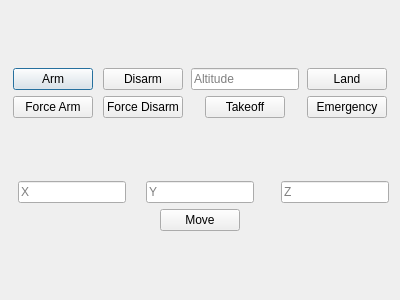
The window that gazebo mavlink /individual_designer.ui (hltdal/Gazebo-mavlink) describes before a commit, drawn with Qt 5.
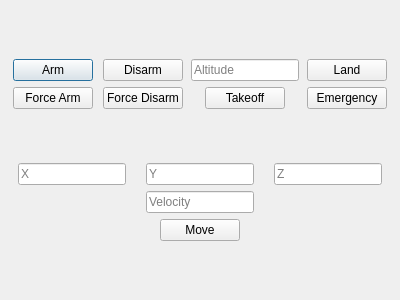
The same window after the commit.

Commit message: -swarm and individual move functions are reduced to single function -This functions are moved to functions.py

```diff
--- a/gazebo mavlink /individual_designer.ui
+++ b/gazebo mavlink /individual_designer.ui
@@ -97,6 +97,8 @@
    <item>
     <layout class="QVBoxLayout" name="verticalLayout_7">
      <item>
+      <layout class="QVBoxLayout" name="verticalLayout_3">
+       <item>
       <layout class="QHBoxLayout" name="horizontalLayout_2">
        <item alignment="Qt::AlignHCenter">
         <widget class="QLineEdit" name="individual_move_position_x_lineEdit">
@@ -112,7 +114,7 @@
          </property>
         </widget>
        </item>
-       <item alignment="Qt::AlignRight">
+         <item alignment="Qt::AlignHCenter">
         <widget class="QLineEdit" name="individual_move_position_z_lineEdit">
          <property name="placeholderText">
           <string>Z</string>
@@ -122,7 +124,16 @@
       </layout>
      </item>
      <item alignment="Qt::AlignHCenter">
-      <widget class="QPushButton" name="individual_move_button_x">
+        <widget class="QLineEdit" name="individual_move_velocity_lineEdit">
+         <property name="placeholderText">
+          <string>Velocity</string>
+         </property>
+        </widget>
+       </item>
+      </layout>
+     </item>
+     <item alignment="Qt::AlignHCenter">
+      <widget class="QPushButton" name="individual_move_button">
        <property name="text">
         <string>Move</string>
        </property>
```
Lines whose indentation alone changed are shown as unchanged. The commit also changes 6 other files.
